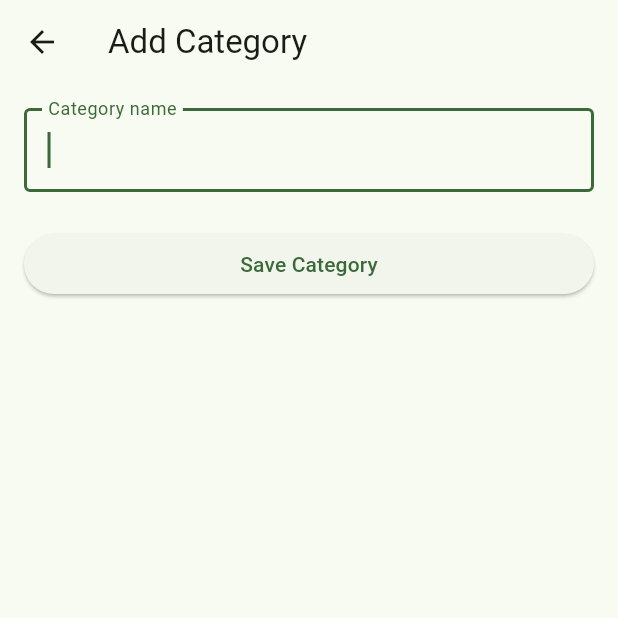
After one commit to iamyasiramjad/grocery_ledger, a Flutter app: the ManageCategoriesScreen screen opened directly, after a tap on the "add" icon, on a phone screen of 412 x 824 dp, the top half of it. The commit adds this screen. Run offline on Flutter 3.47's test engine with Material 3 defaults, Android fonts, the phone set to English and light mode, and no system bars; our stand-ins replace hive, hive_flutter; accounts and stored records are empty.

Commit message:
feat: Implement category management with screens for creating and listing user categories, accessible from the dashboard.

```diff
--- /dev/null
+++ b/lib/features/categories/ui/create_category_screen.dart
@@ -0,0 +1,101 @@
+import 'package:flutter/material.dart';
+import 'package:hive/hive.dart';
+import '../../../core/utils/static_items.dart';
+import '../storage/hive_user_category.dart';
+
+class CreateCategoryScreen extends StatefulWidget {
+  const CreateCategoryScreen({super.key});
+
+  @override
+  State<CreateCategoryScreen> createState() => _CreateCategoryScreenState();
+}
+
+class _CreateCategoryScreenState extends State<CreateCategoryScreen> {
+  final TextEditingController _nameController = TextEditingController();
+  final FocusNode _nameFocusNode = FocusNode();
+
+  @override
+  void initState() {
+    super.initState();
+    // Auto-focus enabled as per requirement 2
+    _nameFocusNode.requestFocus();
+  }
+
+  @override
+  void dispose() {
+    _nameController.dispose();
+    _nameFocusNode.dispose();
+    super.dispose();
+  }
+
+  Future<void> _saveCategory() async {
+    final name = _nameController.text.trim();
+
+    // 3️⃣ VALIDATION RULES
+    if (name.isEmpty) {
+      ScaffoldMessenger.of(context).showSnackBar(
+        const SnackBar(content: Text('Category name must not be empty')),
+      );
+      return;
+    }
+
+    // Load static categories for validation
+    final staticCategories = staticItems.map((item) => item.category.toLowerCase()).toSet();
+
+    // Load existing user categories
+    final categoryBox = await Hive.openBox<HiveUserCategory>('user_categories');
+    final existingUserCategories = categoryBox.values.map((cat) => cat.name.toLowerCase()).toSet();
+
+    if (staticCategories.contains(name.toLowerCase()) ||
+        existingUserCategories.contains(name.toLowerCase())) {
+      ScaffoldMessenger.of(context).showSnackBar(
+        const SnackBar(content: Text('Category name already exists')),
+      );
+      return;
+    }
+
+    // 4️⃣ SAVE LOGIC
+    final id = DateTime.now().millisecondsSinceEpoch.toString();
+    final newCategory = HiveUserCategory(id: id, name: name);
+
+    await categoryBox.put(id, newCategory);
+
+    if (mounted) {
+      Navigator.pop(context, true); // Return true to indicate refresh needed
+    }
+  }
+
+  @override
+  Widget build(BuildContext context) {
+    return Scaffold(
+      appBar: AppBar(
+        title: const Text('Add Category'),
+      ),
+      body: Padding(
+        padding: const EdgeInsets.all(16.0),
+        child: Column(
+          children: [
+            TextField(
+              controller: _nameController,
+              focusNode: _nameFocusNode,
+              decoration: const InputDecoration(
+                labelText: 'Category name',
+                border: OutlineInputBorder(),
+              ),
+              textInputAction: TextInputAction.done,
+              onSubmitted: (_) => _saveCategory(),
+            ),
+            const SizedBox(height: 24),
+            SizedBox(
+              width: double.infinity,
+              child: ElevatedButton(
+                onPressed: _saveCategory,
+                child: const Text('Save Category'),
+              ),
+            ),
+          ],
+        ),
+      ),
+    );
+  }
+}
--- /dev/null
+++ b/lib/features/categories/ui/manage_categories_screen.dart
@@ -0,0 +1,75 @@
+import 'package:flutter/material.dart';
+import 'package:hive_flutter/hive_flutter.dart';
+import '../storage/hive_user_category.dart';
+import 'create_category_screen.dart';
+
+class ManageCategoriesScreen extends StatefulWidget {
+  const ManageCategoriesScreen({super.key});
+
+  @override
+  State<ManageCategoriesScreen> createState() => _ManageCategoriesScreenState();
+}
+
+class _ManageCategoriesScreenState extends State<ManageCategoriesScreen> {
+  Future<Box<HiveUserCategory>>? _openBoxFuture;
+
+  @override
+  void initState() {
+    super.initState();
+    _openBoxFuture = Hive.openBox<HiveUserCategory>('user_categories');
+  }
+
+  @override
+  Widget build(BuildContext context) {
+    return FutureBuilder<Box<HiveUserCategory>>(
+      future: _openBoxFuture,
+      builder: (context, snapshot) {
+        if (!snapshot.hasData) {
+          return const Scaffold(
+            body: Center(child: CircularProgressIndicator()),
+          );
+        }
+
+        return Scaffold(
+          appBar: AppBar(
+            title: const Text('Manage Categories'),
+            actions: [
+              IconButton(
+                icon: const Icon(Icons.add),
+                onPressed: () {
+                  Navigator.push(
+                    context,
+                    MaterialPageRoute(builder: (_) => const CreateCategoryScreen()),
+                  );
+                },
+              ),
+            ],
+          ),
+          body: ValueListenableBuilder<Box<HiveUserCategory>>(
+            valueListenable: snapshot.data!.listenable(),
+            builder: (context, box, _) {
+              final categories = box.values.toList();
+
+              if (categories.isEmpty) {
+                return const Center(
+                  child: Text('No custom categories yet'),
+                );
+              }
+
+              return ListView.builder(
+                itemCount: categories.length,
+                itemBuilder: (context, index) {
+                  final category = categories[index];
+                  return ListTile(
+                    title: Text(category.name),
+                    subtitle: Text('ID: ${category.id}'),
+                  );
+                },
+              );
+            },
+          ),
+        );
+      },
+    );
+  }
+}
```
Also changed, not shown: lib/features/dashboard/dashboard_screen.dart (+13 -0 lines).
